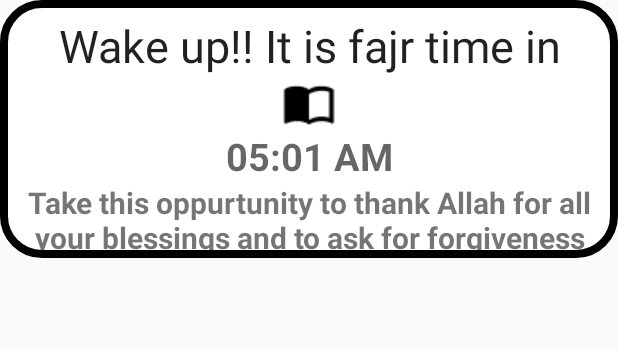
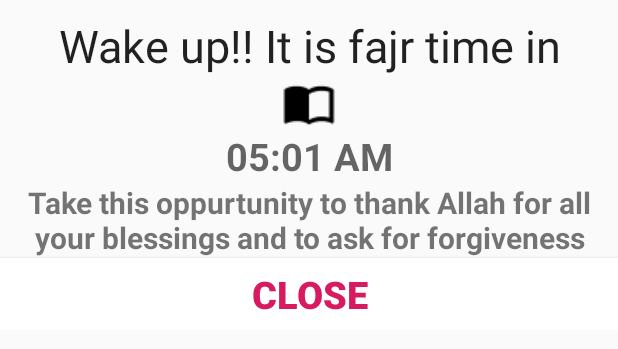
Before and after one commit to RahZams/IslamicInfo, an Android app: the layout fragment_notif_dialog.xml on its own in the app's theme, with its tools: preview values and no code run, on a phone screen of 412 x 824 dp. Shown: the top 349 px of the screen. Run offline under Robolectric (Android 15) with nearby library versions, the phone set to English and light mode, and no system bars; Roboto replaces fonts that are not available here.

Commit message:
initial commit

```diff
--- a/app/src/main/AndroidManifest.xml
+++ b/app/src/main/AndroidManifest.xml
@@ -17,8 +17,7 @@
         android:roundIcon="@mipmap/ic_launcher_round"
         android:supportsRtl="true"
         android:theme="@style/AppTheme">
-        <activity android:name=".src.main.java.com.view.DialogActivity"
-            android:theme="@style/Transparent"></activity>
+        <activity android:name=".src.main.java.com.view.DialogActivity"></activity>
         <activity android:name=".src.main.java.com.view.LocationActivity" />
         <activity android:name=".src.main.java.com.view.MainActivity" />
         <activity android:name=".src.main.java.com.view.SplashActivity">
--- a/app/src/main/java/com/example/islamicinfoapp/src/main/java/com/Receivers/ReminderReceiver.java
+++ b/app/src/main/java/com/example/islamicinfoapp/src/main/java/com/Receivers/ReminderReceiver.java
@@ -77,7 +77,7 @@ public class ReminderReceiver extends BroadcastReceiver {
        intent.putExtra(context.getResources().getString(R.string.dialogTitle),mTitle);
        intent.putExtra(context.getResources().getString(R.string.namazTime),mNamazTime);
        intent.putExtra(context.getResources().getString(R.string.dialogdesc),mDesc);
-       intent.setFlags(Intent.FLAG_ACTIVITY_NEW_TASK);
+       intent.setFlags(Intent.FLAG_ACTIVITY_NEW_TASK | Intent.FLAG_ACTIVITY_CLEAR_TASK);
        context.startActivity(intent);
 
         //Navigation.findNavController((MainActivity)context,R.id.nav_host_fragment).navigate(R.id.notifDialogFragment);
--- a/app/src/main/res/drawable/curve_shaped.xml
+++ b/app/src/main/res/drawable/curve_shaped.xml
@@ -4,8 +4,13 @@
     <solid android:color="@color/white"/>
     <stroke android:color="@color/black"
         android:width="@dimen/dialog_stroke_width"/>
-    <corners android:bottomLeftRadius="@dimen/text_size"
-        android:bottomRightRadius="@dimen/text_size"
-        android:topLeftRadius="@dimen/text_size"
-        android:topRightRadius="@dimen/text_size"/>
+<!--    <corners android:bottomLeftRadius="@dimen/text_size"-->
+<!--        android:bottomRightRadius="@dimen/text_size"-->
+<!--        android:topLeftRadius="@dimen/text_size"-->
+<!--        android:topRightRadius="@dimen/text_size"/>-->
+    <corners android:radius="@dimen/text_size"/>
+    <padding android:top="@dimen/padding_top_bottom"
+        android:bottom="@dimen/padding_top_bottom"
+        android:right="@dimen/padding_top_bottom"
+        android:left="@dimen/padding_top_bottom"/>
 </shape>
--- a/app/src/main/res/layout/fragment_notif_dialog.xml
+++ b/app/src/main/res/layout/fragment_notif_dialog.xml
@@ -2,8 +2,7 @@
 <androidx.constraintlayout.widget.ConstraintLayout xmlns:android="http://schemas.android.com/apk/res/android"
     xmlns:app="http://schemas.android.com/apk/res-auto"
     android:layout_width="match_parent"
-    android:layout_height="wrap_content"
-    android:background="@drawable/curve_shaped">
+    android:layout_height="wrap_content">
 
     <TextView
         android:id="@+id/dialog_title"
@@ -54,16 +53,17 @@
         app:layout_constraintStart_toStartOf="parent"
         app:layout_constraintTop_toBottomOf="@id/dialog_time_text" />
 
-<!--    <Button-->
-<!--        android:id="@+id/closeButton"-->
-<!--        android:layout_width="0dp"-->
-<!--        android:layout_height="wrap_content"-->
-<!--        android:background="@color/white"-->
-<!--        android:text="@string/close"-->
-<!--        android:textAlignment="center"-->
-<!--        android:textColor="@color/colorAccent"-->
-<!--        android:textStyle="bold"-->
-<!--        app:layout_constraintEnd_toEndOf="parent"-->
-<!--        app:layout_constraintStart_toStartOf="parent"-->
-<!--        app:layout_constraintTop_toBottomOf="@+id/dialog_desc" />-->
+    <Button
+        android:id="@+id/closeButton"
+        android:layout_width="0dp"
+        android:layout_height="wrap_content"
+        android:background="@color/white"
+        android:text="@string/close"
+        android:textAlignment="center"
+        android:textColor="@color/colorAccent"
+        android:textStyle="bold"
+        android:textSize="25dp"
+        app:layout_constraintEnd_toEndOf="parent"
+        app:layout_constraintStart_toStartOf="parent"
+        app:layout_constraintTop_toBottomOf="@+id/dialog_desc" />
 </androidx.constraintlayout.widget.ConstraintLayout>
--- a/app/src/main/res/values/styles.xml
+++ b/app/src/main/res/values/styles.xml
@@ -10,9 +10,6 @@
 
     <style name="Transparent" parent="Theme.AppCompat.Light.NoActionBar">
         <item name="android:windowBackground">@android:color/transparent</item>
-        <item name="android:windowContentOverlay">@null</item>
         <item name="android:windowNoTitle">true</item>
-        <item name="android:windowIsFloating">true</item>
-        <item name="android:backgroundDimEnabled">false</item>
     </style>
 </resources>
```
Also changed, not shown: app/src/main/java/com/example/islamicinfoapp/src/main/java/com/view/DialogActivity.java (+15 -4 lines).
